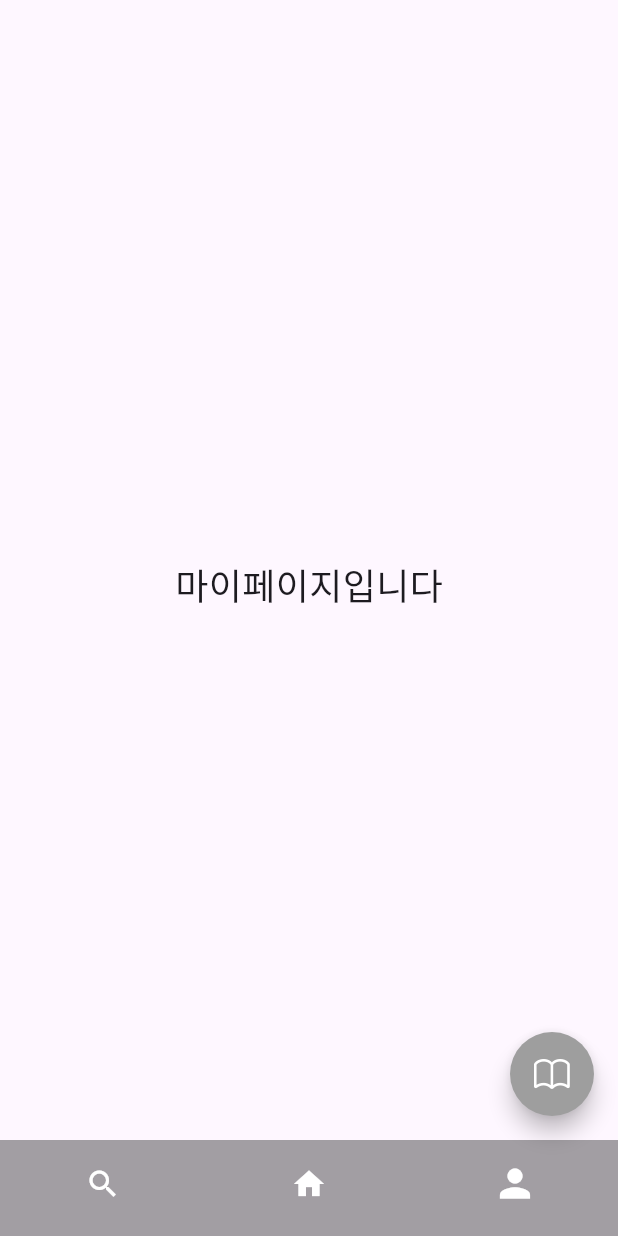
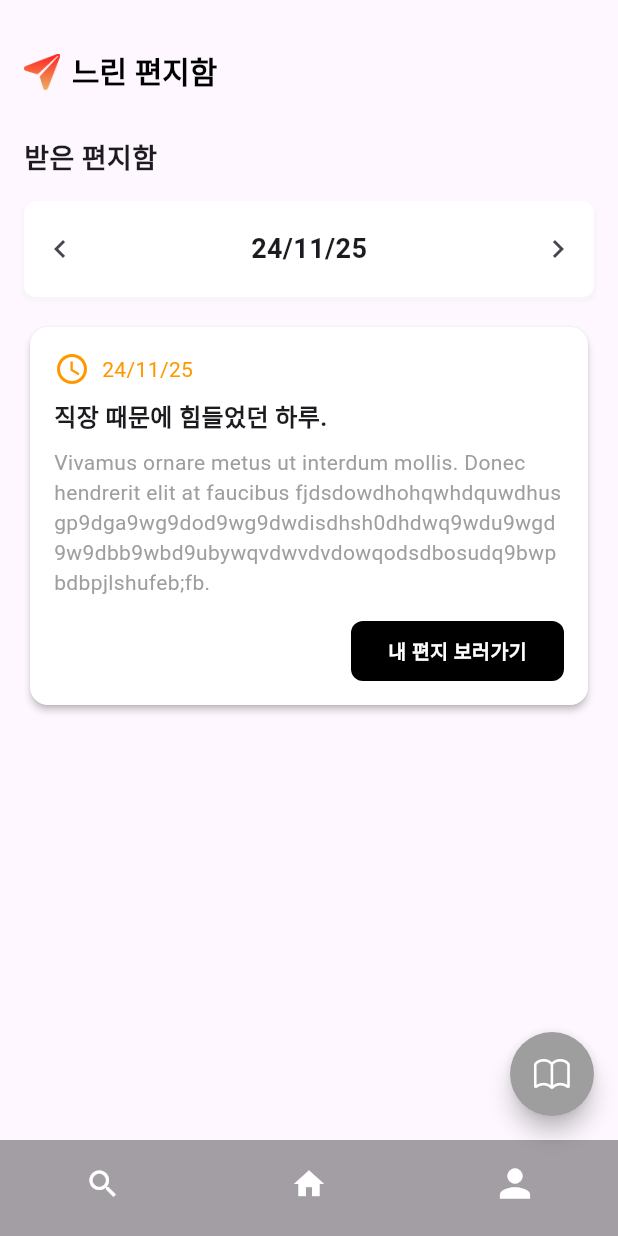
Before and after one commit to Jangjimin9766/hython-team3-front, a Flutter app: the screen it shows after launch, item 3 of the bottom bar chosen, on a phone screen of 412 x 824 dp. Run offline on Flutter 3.47's test engine with Material 3 defaults, Android fonts, the phone set to English and light mode, and no system bars; our stand-ins replace image_picker, permission_handler; Roboto replaces fonts that are missing (Pretendard).

Commit message:
각 섹션 페이지 뼈대 제작

```diff
--- a/lib/main.dart
+++ b/lib/main.dart
@@ -1,4 +1,6 @@
 import 'package:flutter/material.dart';
+import 'package:hy_thon_team3/pages/receivedLetterBoxPage.dart';
+import 'package:hy_thon_team3/pages/sendedLetterboxPage.dart';
 import 'widgets/bottom_navbar.dart';
 import 'pages/homePage.dart';
 
@@ -26,9 +28,9 @@ class _MainPageState extends State<MainPage> {
 
   // 각 탭에 표시될 페이지들
   static final List<Widget> _pages = <Widget>[
-    Center(child: Text('찾기 페이지입니다', style: TextStyle(fontSize: 24))),
+    const SendedLetterBoxPage(), // 찾기 페이지 대신 SendedLetterBoxPage 사용
     const HomePage(),
-    Center(child: Text('마이페이지입니다', style: TextStyle(fontSize: 24))),
+    const ReceivedLetterBoxPage(),
   ];
 
   void _onItemTapped(int index) {
--- a/lib/pages/homePage.dart
+++ b/lib/pages/homePage.dart
@@ -133,6 +133,7 @@ class HomePage extends StatelessWidget {
   }) {
     return Card(
       elevation: 2,
+      color: Colors.white, // 배경 색상을 흰색으로 설정
       shape: RoundedRectangleBorder(
         borderRadius: BorderRadius.circular(12),
       ),
--- /dev/null
+++ b/lib/pages/receivedLetterBoxPage.dart
@@ -0,0 +1,157 @@
+import 'package:flutter/material.dart';
+import '../components/DateSelector.dart';
+
+class ReceivedLetterBoxPage extends StatelessWidget {
+  const ReceivedLetterBoxPage({Key? key}) : super(key: key);
+
+  @override
+  Widget build(BuildContext context) {
+    return Scaffold(
+      appBar: AppBar(
+        elevation: 0,
+        title: Row(
+          children: [
+            Image.asset(
+              'assets/images/icon_paper_airplane.png',
+              width: 24,
+              height: 24,
+            ),
+            const SizedBox(width: 8),
+            const Text(
+              '느린 편지함',
+              style: TextStyle(
+                color: Colors.black,
+                fontSize: 20,
+                fontWeight: FontWeight.bold,
+              ),
+            ),
+          ],
+        ),
+      ),
+      body: Padding(
+        padding: const EdgeInsets.all(16.0),
+        child: Column(
+          crossAxisAlignment: CrossAxisAlignment.start,
+          children: [
+            // 받은 편지함 섹션 (위로 이동)
+            Text(
+              '받은 편지함',
+              style: TextStyle(
+                fontSize: 18,
+                fontWeight: FontWeight.bold,
+              ),
+            ),
+            const SizedBox(height: 15),
+            // DateSelector 추가
+            DateSelector(
+              date: '24/11/25',
+              onPrevious: () {
+                print('이전 날짜');
+              },
+              onNext: () {
+                print('다음 날짜');
+              },
+            ),
+            const SizedBox(height: 16),
+            Expanded(
+              child: ListView(
+                children: [
+                  _buildLetterCard(
+                    date: '24/11/25',
+                    title: '직장 때문에 힘들었던 하루.',
+                    content:
+                    'Vivamus ornare metus ut interdum mollis. Donec hendrerit elit at faucibus fjdsdowdhohqwhdquwdhusgp9dga9wg9dod9wg9dwdisdhsh0dhdwq9wdu9wgd9w9dbb9wbd9ubywqvdwvdvdowqodsdbosudq9bwpbdbpjlshufeb;fb.',
+                  ),
+                ],
+              ),
+            ),
+          ],
+        ),
+      ),
+    );
+  }
+
+  // 받은 편지 카드 생성 함수
+  Widget _buildLetterCard({
+    required String date,
+    required String title,
+    required String content,
+  }) {
+    return Card(
+      elevation: 2,
+      color: Colors.white, // 배경 색상을 흰색으로 설정
+      shape: RoundedRectangleBorder(
+        borderRadius: BorderRadius.circular(12),
+      ),
+      child: Padding(
+        padding: const EdgeInsets.all(16.0),
+        child: Column(
+          crossAxisAlignment: CrossAxisAlignment.start,
+          children: [
+            Row(
+              children: [
+                Icon(Icons.access_time, color: Colors.orange),
+                const SizedBox(width: 8),
+                Text(
+                  date,
+                  style: TextStyle(color: Colors.orange),
+                ),
+              ],
+            ),
+            const SizedBox(height: 8),
+            Text(
+              title,
+              style: TextStyle(
+                fontSize: 16,
+                fontWeight: FontWeight.bold,
+              ),
+            ),
+            const SizedBox(height: 8),
+            Text(
+              content,
+              style: TextStyle(color: Colors.grey),
+            ),
+            const SizedBox(height: 16),
+            Align(
+              alignment: Alignment.bottomRight, // 오른쪽 아래 정렬
+              child: Container(
+                width: 142,
+                height: 40,
+                padding: const EdgeInsets.symmetric(horizontal: 24, vertical: 12),
+                clipBehavior: Clip.antiAlias,
+                decoration: ShapeDecoration(
+                  color: Colors.black,
+                  shape: RoundedRectangleBorder(
+                    borderRadius: BorderRadius.circular(8),
+                  ),
+                ),
+                child: GestureDetector(
+                  onTap: () {
+                    print('내 편지 보러가기 버튼 클릭');
+                  },
+                  child: Row(
+                    mainAxisSize: MainAxisSize.min,
+                    mainAxisAlignment: MainAxisAlignment.center,
+                    crossAxisAlignment: CrossAxisAlignment.center,
+                    children: const [
+                      Text(
+                        '내 편지 보러가기',
+                        style: TextStyle(
+                          color: Colors.white,
+                          fontSize: 13,
+                          fontFamily: 'Pretendard',
+                          fontWeight: FontWeight.w700,
+                          height: 1.2,
+                        ),
+                      ),
+                    ],
+                  ),
+                ),
+              ),
+            ),
+          ],
+        ),
+      ),
+    );
+  }
+}
```
Also changed, not shown: lib/pages/sendedLetterboxPage.dart (added, +119 -0 lines), pubspec.lock, 1 other file.
